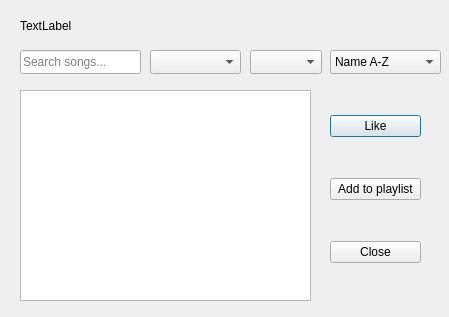
First picture: the form in listenersongsdialog.ui, repository Kiana-hash/MusicAppQt, before the edit.
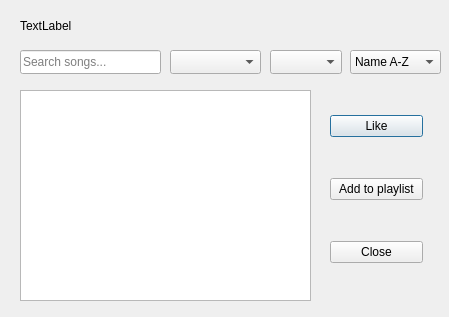
Second picture: the form after the edit.

Diff of the .ui file:
```diff
--- a/listenersongsdialog.ui
+++ b/listenersongsdialog.ui
@@ -31,7 +31,7 @@
     <rect>
      <x>20</x>
      <y>50</y>
-     <width>121</width>
+     <width>141</width>
      <height>24</height>
     </rect>
    </property>
@@ -42,7 +42,7 @@
   <widget class="QComboBox" name="genreComboBox">
    <property name="geometry">
     <rect>
-     <x>150</x>
+     <x>170</x>
      <y>50</y>
      <width>91</width>
      <height>24</height>
@@ -52,7 +52,7 @@
   <widget class="QComboBox" name="yearComboBox">
    <property name="geometry">
     <rect>
-     <x>250</x>
+     <x>270</x>
      <y>50</y>
      <width>72</width>
      <height>24</height>
@@ -74,7 +74,7 @@
     <rect>
      <x>330</x>
      <y>80</y>
-     <width>91</width>
+     <width>93</width>
      <height>221</height>
     </rect>
    </property>
@@ -105,9 +105,9 @@
   <widget class="QComboBox" name="sortComboBox">
    <property name="geometry">
     <rect>
-     <x>330</x>
+     <x>350</x>
      <y>50</y>
-     <width>111</width>
+     <width>91</width>
      <height>24</height>
     </rect>
    </property>
```
